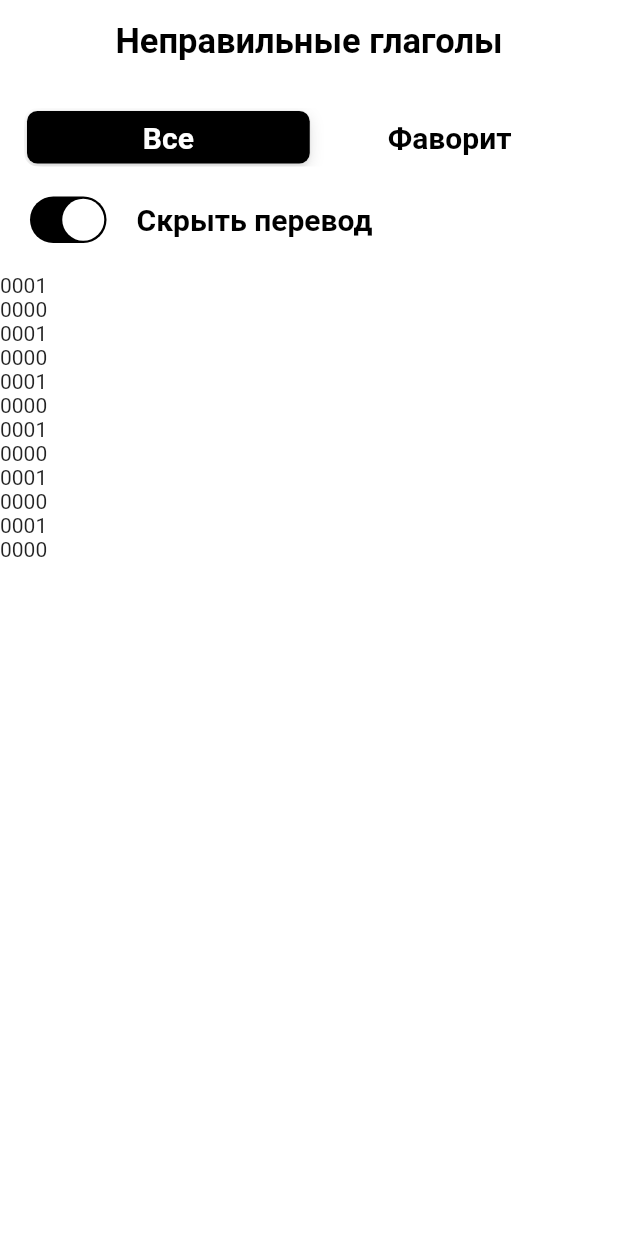
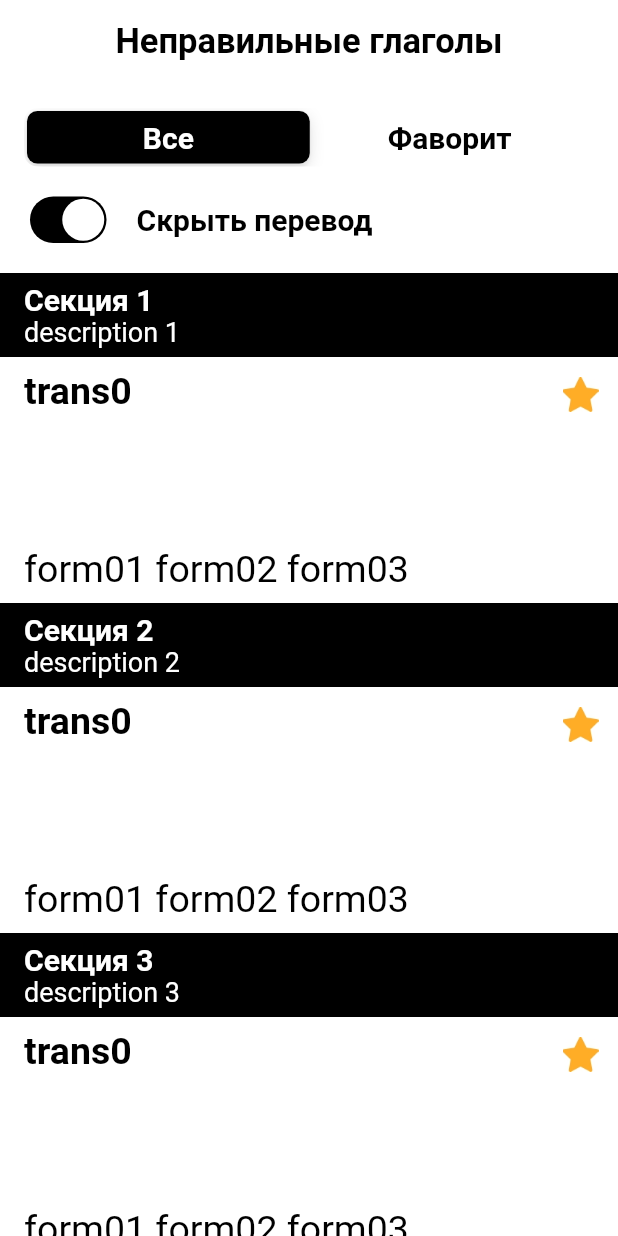
Before and after one commit to Hudihka/flutter_engl, a Flutter app: the screen it shows after launch, on a phone screen of 412 x 824 dp. Run offline on Flutter 3.47's test engine with Material 2 defaults, Android fonts, the phone set to English and light mode, and no system bars; drawn by our look-alikes of grouped_list, sticky_headers.

Commit message:
лист секция

```diff
--- a/english/lib/Views/heder_cell.dart
+++ b/english/lib/Views/heder_cell.dart
@@ -1,5 +1,6 @@
 import 'package:english/Data/group.dart';
 import 'package:english/Recources/enum_all_texts.dart';
+import 'package:english/Recources/enum_colors.dart';
 import 'package:flutter/material.dart';
 import 'package:english/Recources/enum_font.dart';
 import 'package:english/Recources/enum_offsets.dart';
@@ -11,7 +12,8 @@ class HederCell extends StatelessWidget {
 
   @override
   Widget build(BuildContext context) {
-    return SizedBox(
+    return Container(
+        color: EnumColors.black.color(),
         width: double.infinity,
         child: Padding(
           padding: EdgeInsets.symmetric(
@@ -24,7 +26,9 @@ class HederCell extends StatelessWidget {
                 child: Text(
                   EnumTexts.sections.getText() + " " + group.number.toString(),
                   style: TextStyleExtension.generate(
-                    size: 20, style: EnumFontStyle.bold),
+                      size: 20,
+                      style: EnumFontStyle.bold,
+                      color: EnumColors.white),
                 ),
               ),
               SizedBox(
@@ -36,11 +40,12 @@ class HederCell extends StatelessWidget {
                     textAlign: TextAlign.left,
                     group.description,
                     style: TextStyleExtension.generate(
-                      size: 18, style: EnumFontStyle.regular),
+                        size: 18,
+                        style: EnumFontStyle.regular,
+                        color: EnumColors.white),
                   ))
             ],
           ),
-      ),
-    );
+        ));
   }
 }
--- a/english/lib/Views/list_words.dart
+++ b/english/lib/Views/list_words.dart
@@ -5,44 +5,36 @@ import 'package:english/Data/word.dart';
 import 'package:english/Data/group.dart';
 import 'package:english/Views/word_cell.dart';
 import 'package:english/Views/heder_cell.dart';
-import 'package:grouped_list/grouped_list.dart';
+import 'package:sticky_headers/sticky_headers.dart';
+import 'package:flutter/material.dart';
 
 class ListWords extends StatelessWidget {
   const ListWords({super.key});
 
   @override
   Widget build(BuildContext context) {
-    // List<Word> contentWord = [];
+    List<Word> contentWord = [];
 
-    // for (var i = 0; i < 8; i++) {
-    //   Word word = Word(
-    //       trans: "trans$i",
-    //       form1: "form${i}1",
-    //       form2: "form${i}2",
-    //       form3: "form${i}3");
-    //   contentWord.add(word);
-    // }
+    for (var i = 0; i < 8; i++) {
+      Word word = Word(
+          trans: "trans$i",
+          form1: "form${i}1",
+          form2: "form${i}2",
+          form3: "form${i}3");
+      contentWord.add(word);
+    }
 
-    // List<Group> content = [
-    //   Group(number: 1, description: "description 1", words: contentWord),
-    //   Group(number: 2, description: "description 2", words: contentWord),
-    //   Group(number: 3, description: "description 3", words: contentWord),
-    //   Group(number: 4, description: "description 4", words: contentWord)
-    // ];
-
-    List _elements = [
-      {'name': 'John', 'group': 'Team A'},
-      {'name': 'Will', 'group': 'Team B'},
-      {'name': 'Beth', 'group': 'Team A'},
-      {'name': 'Miranda', 'group': 'Team B'},
-      {'name': 'Mike', 'group': 'Team C'},
-      {'name': 'Danny', 'group': 'Team C'},
+    List<Group> content = [
+      Group(number: 1, description: "description 1", words: contentWord),
+      Group(number: 2, description: "description 2", words: contentWord),
+      Group(number: 3, description: "description 3", words: contentWord),
+      Group(number: 4, description: "description 4", words: contentWord)
     ];
 
-    return Flexible(child: _returnWidget(_elements));
+    return Flexible(child: _returnWidget(content));
   }
 
-  Widget _returnWidget(List content) {
+  Widget _returnWidget(List<Group> content) {
     if (content.isEmpty) {
       return Center(
         child: Text(
@@ -52,16 +44,16 @@ class ListWords extends StatelessWidget {
         ),
       );
     } else {
-      return GroupedListView<dynamic, dynamic>(
-        elements: content,
-        groupBy: (element) => element,
-        order: GroupedListOrder.DESC,
-        useStickyGroupSeparators: true,
-        groupSeparatorBuilder: (dynamic value) => Text("0001"),
-        itemBuilder: (context, word) {
-          return Text("0000");
-        },
-      );
+      return ListView.builder(
+          physics: const BouncingScrollPhysics(),
+          scrollDirection: Axis.vertical,
+          itemCount: content.length,
+          itemBuilder: (BuildContext context, int index) {
+            return StickyHeader(
+              header: HederCell(group: content[index]),
+              content: WordCell(word: content[index].words.first),
+            );
+          });
     }
   }
 }
--- a/english/lib/Views/word_cell.dart
+++ b/english/lib/Views/word_cell.dart
@@ -43,9 +43,8 @@ class WordCell extends StatelessWidget {
                           size: 25, style: EnumFontStyle.bold),
                     ),
                   ),
-                  SizedBox(
-                    width: EnumOffsets.offset8.offset(),
-                  ),
+                  SizedBox(height: 90 //EnumOffsets.offset8.offset(),
+                      ),
                   Align(
                       alignment: Alignment.centerLeft,
                       child: Text(
--- a/english/pubspec.yaml
+++ b/english/pubspec.yaml
@@ -32,7 +32,7 @@ dependencies:
     sdk: flutter
 
   cupertino_icons: ^1.0.2
-  grouped_list: ^5.1.2
+  sticky_headers: ^0.3.0
 
 dev_dependencies:
   flutter_test:
```
Also changed, not shown: english/pubspec.lock. Lines whose indentation alone changed are shown as unchanged.
